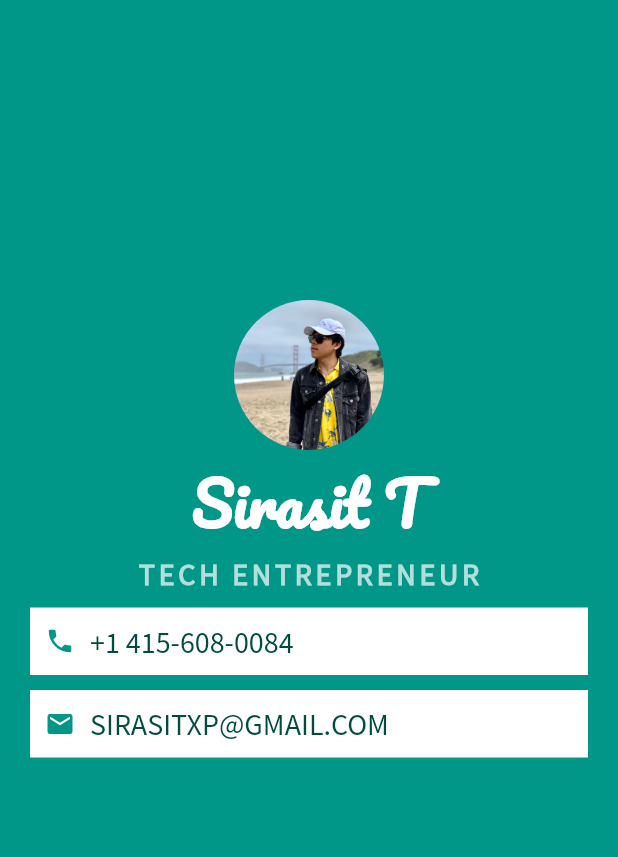
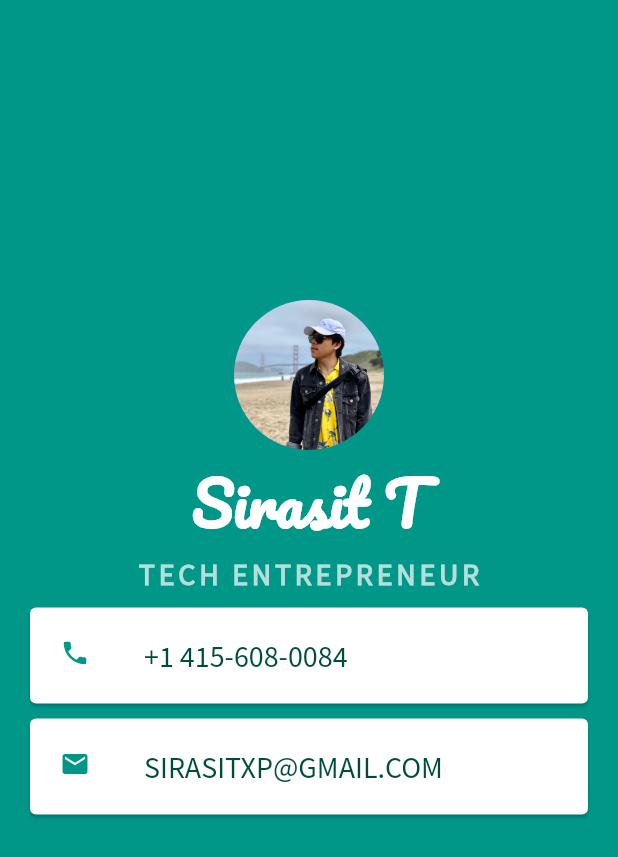
Before and after one commit to hisnameispum/who_am_i, a Flutter app: the screen it shows after launch, on a phone screen of 412 x 824 dp. Shown: the top 857 px of the screen. Run offline on Flutter 3.47's test engine with Material 2 defaults, Android fonts, the phone set to English and light mode, and no system bars.

Commit message:
Changed Rows to Cards

```diff
--- a/lib/main.dart
+++ b/lib/main.dart
@@ -41,21 +41,18 @@ class MyApp extends StatelessWidget {
                       fontWeight: FontWeight.bold,
                       letterSpacing: 2.5),
                 ),
-                Container(
+                Card(
                     color: Colors.white,
                     margin: EdgeInsets.fromLTRB(20.0, 10.0, 20.0, 0.0),
-                  padding: EdgeInsets.all(10.0),
-                  child: Row(
-                    children: <Widget>[
-                      Icon(
+                    child: Padding(
+                      padding: const EdgeInsets.all(4.0),
+                      child: ListTile(
+                        leading: Icon(
                           Icons.phone,
                           color: Colors.teal,
                           size: 20.0,
                         ),
-                      SizedBox(
-                        width: 10.0,
-                      ),
-                      Text(
+                        title: Text(
                           '+1 415-608-0084',
                           style: TextStyle(
                             color: Colors.teal[900],
@@ -63,24 +60,20 @@ class MyApp extends StatelessWidget {
                             fontFamily: 'SourceSansPro',
                           ),
                         ),
-                    ],
                       ),
-                ),
-                Container(
+                    )),
+                Card(
                   color: Colors.white,
                   margin: EdgeInsets.fromLTRB(20.0, 10.0, 20.0, 0.0),
-                  padding: EdgeInsets.all(10.0),
-                  child: Row(
-                    children: <Widget>[
-                      Icon(
+                  child: Padding(
+                      padding: const EdgeInsets.all(4.0),
+                      child: ListTile(
+                        leading: Icon(
                           Icons.mail,
                           color: Colors.teal,
                           size: 20.0,
                         ),
-                      SizedBox(
-                        width: 10.0,
-                      ),
-                      Text(
+                        title: Text(
                           'SIRASITXP@GMAIL.COM',
                           style: TextStyle(
                             color: Colors.teal[900],
@@ -88,8 +81,7 @@ class MyApp extends StatelessWidget {
                             fontFamily: 'SourceSansPro',
                           ),
                         ),
-                    ],
-                  ),
+                      )),
                 ),
               ],
             ),
```
Lines whose indentation alone changed are shown as unchanged.
